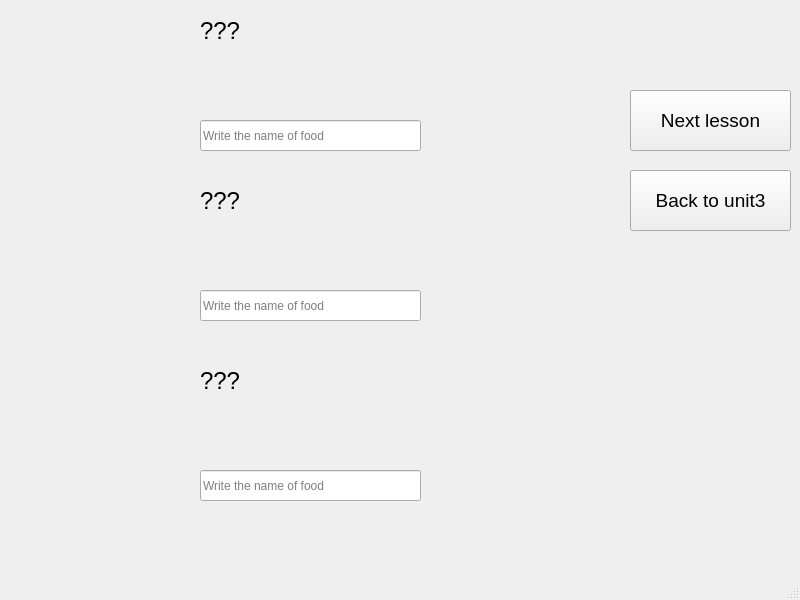
Old version of the form SPCK/Gui/food2.ui in the repository trongphuc1/TL-C4K-PTI01-.
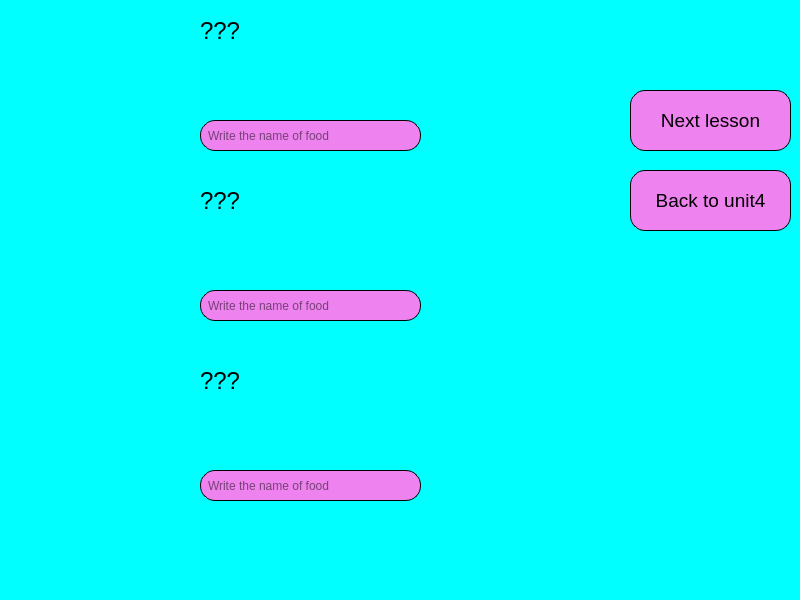
New version of the form. Icons and pictures are not drawn.

What changed in the file:
```diff
--- a/SPCK/Gui/food2.ui
+++ b/SPCK/Gui/food2.ui
@@ -13,6 +13,10 @@
   <property name="windowTitle">
    <string>MainWindow</string>
   </property>
+  <property name="styleSheet">
+   <string notr="true">
+    background-color:rgb(0, 255, 255);</string>
+  </property>
   <widget class="QWidget" name="centralwidget">
    <widget class="QLabel" name="label">
     <property name="geometry">
@@ -60,6 +64,12 @@
       <height>31</height>
      </rect>
     </property>
+    <property name="styleSheet">
+     <string notr="true">    border-radius: 15px;
+    border: 1px solid black;
+    padding: 5px;
+    background-color:violet;</string>
+    </property>
     <property name="placeholderText">
      <string>Write the name of food</string>
     </property>
@@ -73,6 +83,12 @@
       <height>31</height>
      </rect>
     </property>
+    <property name="styleSheet">
+     <string notr="true">    border-radius: 15px;
+    border: 1px solid black;
+    padding: 5px;
+    background-color:violet;</string>
+    </property>
     <property name="placeholderText">
      <string>Write the name of food</string>
     </property>
@@ -142,6 +158,12 @@
       <height>31</height>
      </rect>
     </property>
+    <property name="styleSheet">
+     <string notr="true">    border-radius: 15px;
+    border: 1px solid black;
+    padding: 5px;
+    background-color:violet;</string>
+    </property>
     <property name="placeholderText">
      <string>Write the name of food</string>
     </property>
@@ -178,6 +200,12 @@
       <pointsize>14</pointsize>
      </font>
     </property>
+    <property name="styleSheet">
+     <string notr="true">    border-radius: 15px;
+    border: 1px solid black;
+    padding: 5px;
+    background-color:violet;</string>
+    </property>
     <property name="text">
      <string>Next lesson</string>
     </property>
@@ -196,8 +224,14 @@
       <pointsize>14</pointsize>
      </font>
     </property>
+    <property name="styleSheet">
+     <string notr="true">    border-radius: 15px;
+    border: 1px solid black;
+    padding: 5px;
+    background-color:violet;</string>
+    </property>
     <property name="text">
-     <string>Back to unit3</string>
+     <string>Back to unit4</string>
     </property>
    </widget>
   </widget>
```
Left out of the diff: 4 changed lines with no effect on the pictures.
